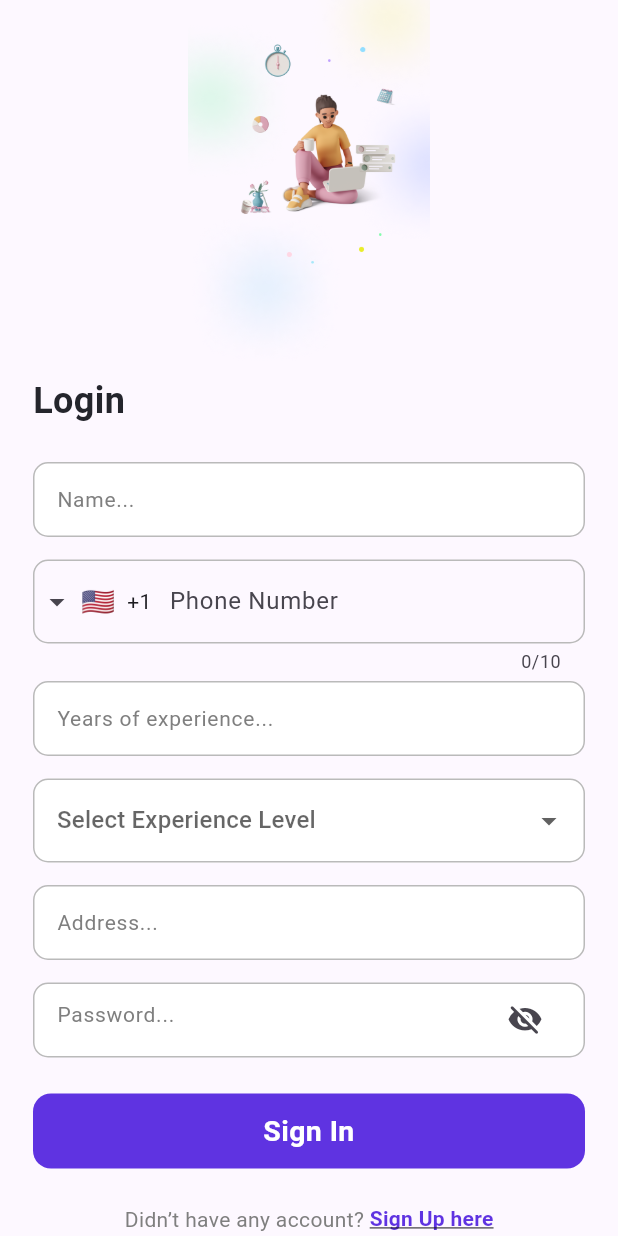
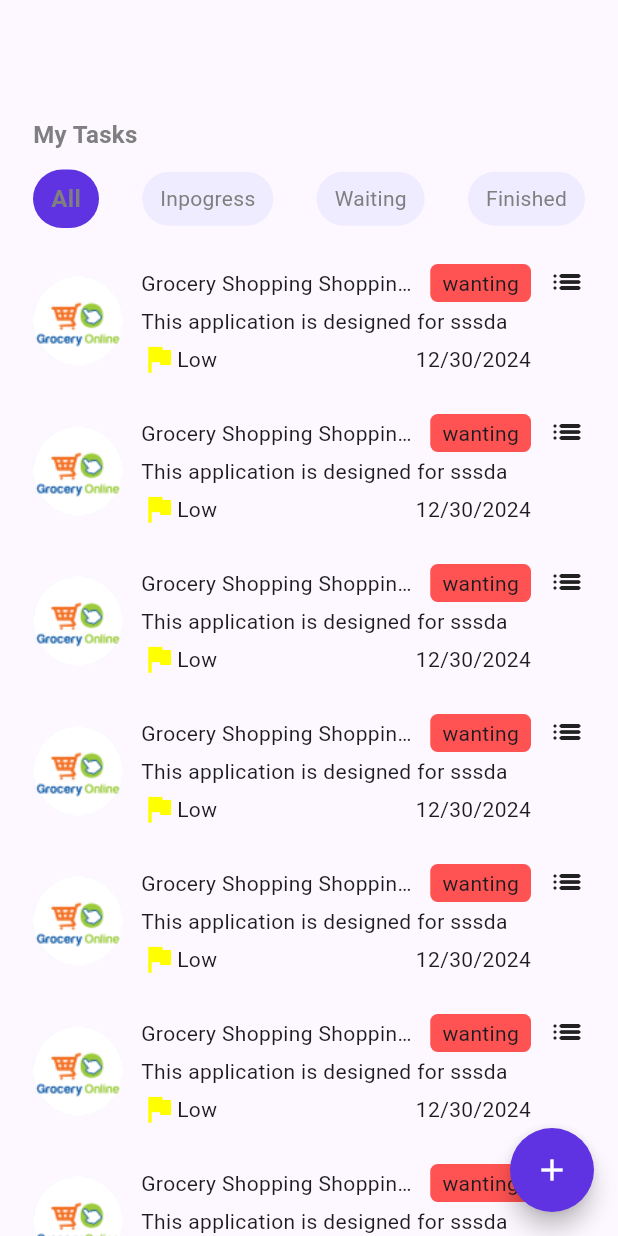
Before and after one commit to Ahmed-Faried/tasktodo, a Flutter app: the screen it shows after launch, on a phone screen of 412 x 824 dp. Run offline on Flutter 3.47's test engine with Material 3 defaults, Android fonts, the phone set to English and light mode, and no system bars; drawn by our look-alikes of intl_phone_field; our stand-ins replace animated_splash_screen, dio, flutter_bloc, shared_preferences, toastification; missing offline and left inert: window_manager; Roboto replaces fonts that are missing (DM Sans); statements that could not run were skipped.

Commit message:
HomePage Ui Done

```diff
--- a/lib/layout/Auth/SignUp/SignUpScreen.dart
+++ b/lib/layout/Auth/SignUp/SignUpScreen.dart
@@ -60,8 +60,10 @@ class _SignUpScreenState extends State<SignUpScreen> {
                         ),
                         const SizedBox(height: 15),
                         IntlPhoneField(
+
                           focusNode: focusNode,
                           decoration: InputDecoration(
+                            focusColor: Colors.white,
                             labelText: 'Phone Number',
                             hintStyle: AppStyles.styleDMSansRegular14,
                             border: OutlineInputBorder(
--- /dev/null
+++ b/lib/layout/HomePage/HomePage.dart
@@ -0,0 +1,306 @@
+import 'package:flutter/material.dart';
+import 'package:task_to_do_app/generated/assets.dart';
+import 'package:task_to_do_app/shared/resources/app_styles.dart';
+import 'package:task_to_do_app/shared/resources/color_manager.dart';
+
+class HomePage extends StatefulWidget {
+  const HomePage({super.key});
+
+  @override
+  State<HomePage> createState() => _HomePageState();
+}
+
+class _HomePageState extends State<HomePage> {
+
+  int index = 1 ;
+
+  void changeList(value){
+    setState(() {
+      index = value ;
+    });
+  }
+
+  @override
+  Widget build(BuildContext context) {
+    return Scaffold(
+
+      appBar: AppBar(),
+      body: SingleChildScrollView(
+        child: Padding(
+          padding: const EdgeInsets.all(22.0),
+          child: Column(
+            crossAxisAlignment: CrossAxisAlignment.start,
+            children:
+            [
+              const Text("My Tasks", style: AppStyles.styleDMSansBold16,),
+              const SizedBox(height: 12,),
+              Row(
+                mainAxisAlignment: MainAxisAlignment.spaceBetween,
+                children:
+                [
+                  InkWell(
+                    onTap: (){
+                      changeList(1);
+                    },
+                    child: Container(
+                        padding: const EdgeInsets.symmetric(horizontal: 12, vertical: 8),
+                        decoration: ShapeDecoration(
+                          color: index == 1 ? Color(0xFF5F33E1) : Color(0xFFF0ECFF),
+                          shape: RoundedRectangleBorder(
+                            borderRadius: BorderRadius.circular(24),
+                          ),
+                        ),                child: Center(child: Text("All" , style: index == 1 ? AppStyles.styleDMSansBold16 : AppStyles.styleDMSansBold16 ,)),
+                    ),
+                  ),
+                  InkWell(
+                    onTap: (){
+                      changeList(2);
+                    },
+                    child: Container(
+                      padding: const EdgeInsets.symmetric(horizontal: 12, vertical: 8),
+                      decoration: ShapeDecoration(
+                        color: index == 2 ? Color(0xFF5F33E1) : Color(0xFFF0ECFF),
+                        shape: RoundedRectangleBorder(
+                          borderRadius: BorderRadius.circular(24),
+                        ),
+                      ),                child: Center(child: Text("Inpogress", style: AppStyles.styleDMSansRegular16)),
+                    ),
+                  ),
+                  InkWell(
+                    onTap: (){
+                      changeList(3);
+                    },
+                    child: Container(
+                        padding: const EdgeInsets.symmetric(horizontal: 12, vertical: 8),
+                        decoration: ShapeDecoration(
+                          color: index == 3 ? Color(0xFF5F33E1) : Color(0xFFF0ECFF),
+                          shape: RoundedRectangleBorder(
+                            borderRadius: BorderRadius.circular(24),
+                          ),),
+                      child: Center(child: Text("Waiting", style: AppStyles.styleDMSansRegular16)),
+                    ),
+                  ),
+                  InkWell(
+                    onTap: (){
+                      changeList(4);
+                    },
+                    child: Container(
+                        padding: const EdgeInsets.symmetric(horizontal: 12, vertical: 8),
+                        decoration: ShapeDecoration(
+                          color: index == 4 ? Color(0xFF5F33E1) : Color(0xFFF0ECFF),
+                          shape: RoundedRectangleBorder(
+                            borderRadius: BorderRadius.circular(24),
+                          ),
+                        ),
+                      child: Center(child: Text("Finished" , style: AppStyles.styleDMSansRegular16)),
+                    ),
+                  ),
+                ],
+              ),
+              const SizedBox(height: 12,),
+              CustomCardHomePage(
+                title: "Grocery Shopping Shopping Shopping",
+                date: "12/30/2024",
+                description: "This application is designed for sssda",
+                importance: "Low",
+                processTitle: "wanting",
+                colorFlag: Colors.yellowAccent,
+                  colorProcessTitle: Colors.redAccent),
+              CustomCardHomePage(
+                title: "Grocery Shopping Shopping Shopping",
+                date: "12/30/2024",
+                description: "This application is designed for sssda",
+                importance: "Low",
+                processTitle: "wanting",
+                colorFlag: Colors.yellowAccent,
+                  colorProcessTitle: Colors.redAccent),
+              CustomCardHomePage(
+                title: "Grocery Shopping Shopping Shopping",
+                date: "12/30/2024",
+                description: "This application is designed for sssda",
+                importance: "Low",
+                processTitle: "wanting",
+                colorFlag: Colors.yellowAccent, colorProcessTitle: Colors.redAccent,),
+              CustomCardHomePage(
+                title: "Grocery Shopping Shopping Shopping",
+                date: "12/30/2024",
+                description: "This application is designed for sssda",
+                importance: "Low",
+                processTitle: "wanting",
+                colorFlag: Colors.yellowAccent, colorProcessTitle: Colors.redAccent,),
+              CustomCardHomePage(
+                title: "Grocery Shopping Shopping Shopping",
+                date: "12/30/2024",
+                description: "This application is designed for sssda",
+                importance: "Low",
+                processTitle: "wanting",
+                colorFlag: Colors.yellowAccent, colorProcessTitle: Colors.redAccent,),
+              CustomCardHomePage(
+                title: "Grocery Shopping Shopping Shopping",
+                date: "12/30/2024",
+                description: "This application is designed for sssda",
+                importance: "Low",
+                processTitle: "wanting",
+                colorFlag: Colors.yellowAccent, colorProcessTitle: Colors.redAccent,),
+              CustomCardHomePage(
+                title: "Grocery Shopping Shopping Shopping",
+                date: "12/30/2024",
+                description: "This application is designed for sssda",
+                importance: "Low",
+                processTitle: "wanting",
+                colorFlag: Colors.yellowAccent, colorProcessTitle: Colors.redAccent,),
+              CustomCardHomePage(
+                title: "Grocery Shopping Shopping Shopping",
+                date: "12/30/2024",
+                description: "This application is designed for sssda",
+                importance: "Low",
+                processTitle: "wanting",
+                colorFlag: Colors.yellowAccent, colorProcessTitle: Colors.redAccent,),
+              CustomCardHomePage(
+                title: "Grocery Shopping Shopping Shopping",
+                date: "12/30/2024",
+                description: "This application is designed for sssda",
+                importance: "Low",
+                processTitle: "wanting",
+                colorFlag: Colors.yellowAccent, colorProcessTitle: Colors.redAccent,),
+              CustomCardHomePage(
+                title: "Grocery Shopping Shopping Shopping",
+                date: "12/30/2024",
+                description: "This application is designed for sssda",
+                importance: "Low",
+                processTitle: "wanting",
+                colorFlag: Colors.yellowAccent, colorProcessTitle: Colors.redAccent,),
+              CustomCardHomePage(
+                title: "Grocery Shopping Shopping Shopping",
+                date: "12/30/2024",
+                description: "This application is designed for sssda",
+                importance: "Low",
+                processTitle: "wanting",
+                colorFlag: Colors.yellowAccent, colorProcessTitle: Colors.redAccent,),
+            ],
+          ),
+        ),
+      ),
+      floatingActionButton: FloatingActionButton(
+        shape: const CircleBorder(),
+        backgroundColor: ColorManager.primary,
+        onPressed: () {
+        },
+        child: const Icon(Icons.add , color: Colors.white,),
+      ),
+      floatingActionButtonLocation: FloatingActionButtonLocation.endFloat,
+
+    );
+  }
+}
+
+class CustomCardHomePage extends StatelessWidget {
+   CustomCardHomePage({
+    super.key,
+     required this.title,
+     required this.date,
+     required this.description,
+     required this.importance,
+     required this.processTitle,
+     required this.colorFlag,
+     required this.colorProcessTitle,
+  });
+
+  String title;
+  String description;
+  String processTitle;
+   Color colorProcessTitle;
+  String importance;
+  String date;
+  Color colorFlag ;
+
+
+  @override
+  Widget build(BuildContext context) {
+    return SizedBox(
+      height: 100,
+      child: Padding(
+        padding: const EdgeInsets.symmetric(vertical: 12.0),
+        child: Expanded(
+          child: Row(
+            mainAxisAlignment: MainAxisAlignment.start,
+            crossAxisAlignment: CrossAxisAlignment.start,
+
+            children:
+            [
+              Column(
+                mainAxisAlignment: MainAxisAlignment.center,
+                children: [
+                  CircleAvatar(
+                      radius: 30,
+                      child: Image.asset(Assets.imagesMarket ,))
+                ],
+              ),
+              SizedBox(width: 12,),
+              Expanded(
+                child: Column(
+                  crossAxisAlignment: CrossAxisAlignment.start,
+
+                  children: [
+                     Expanded(
+                      child: Row(
+                        mainAxisAlignment: MainAxisAlignment.start,
+                        children:
+                        [
+                           Expanded(child: Text(title,overflow: TextOverflow.ellipsis,)),
+                           SizedBox(width: 5,),
+                           Container(
+                              decoration: BoxDecoration(
+                                color: colorProcessTitle,
+                                borderRadius: BorderRadius.circular(5)
+                              )
+                              ,child:  Padding(
+                                padding: const EdgeInsets.symmetric(horizontal: 8),
+                                child: Center(child: Text(processTitle)),
+                              )),
+                        ],
+                      ),
+                    ),
+                      Expanded(
+                       child: Row(
+                        mainAxisAlignment: MainAxisAlignment.start,
+
+                        children:
+                        [
+                          Expanded(child: Text(description , overflow: TextOverflow.ellipsis,)),
+                        ],
+                                                 ),
+                     ),
+                      Expanded(
+                       child: Row(
+                        mainAxisAlignment: MainAxisAlignment.spaceBetween,
+                        children:
+                        [
+                          Row(
+                            children: [
+                              Icon(Icons.flag , color: colorFlag,),
+                              Text(importance),
+                            ],
+                          ),
+                          Text(date),
+
+                        ],
+                                           ),
+                     ),
+
+                  ],
+                ),
+              ),
+              const SizedBox(width: 12,),
+              const Column(
+                children: [
+                  Icon(Icons.list_rounded ,)
+                ],
+              )
+            ],
+          ),
+        ),
+      ),
+    );
+  }
+}
--- /dev/null
+++ b/lib/layout/Profile/Profile.dart
@@ -0,0 +1,89 @@
+import 'package:flutter/material.dart';
+
+class Profile extends StatelessWidget {
+  const Profile({super.key});
+
+  @override
+  Widget build(BuildContext context) {
+    return  Scaffold(
+      appBar: AppBar(),
+      body: Padding(
+        padding: const EdgeInsets.symmetric(horizontal: 24.0),
+        child: Column(
+          children:
+          [
+            CustomProfileContainer(title: "Name",data: "Ahmed faried",),
+            CustomProfileContainer(title: "Phone",data: "+20 1151031054",),
+            CustomProfileContainer(title: "Level",data: "Senior",),
+            CustomProfileContainer(title: "Years of experience",data: "7 years",),
+            CustomProfileContainer(title: "Location",data: "Fayyum, Egypt",),
+          ],
+        ),
+      ),
+    );
+  }
+}
+
+class CustomProfileContainer extends StatelessWidget {
+  CustomProfileContainer({
+    super.key,
+    required this.title,
+    required this.data
+
+  });
+    String title ;
+    String data ;
+  @override
+  Widget build(BuildContext context) {
+    return Padding(
+      padding: const EdgeInsets.only(bottom: 15),
+      child: Container(
+        height: 68,
+        padding: const EdgeInsets.symmetric(horizontal: 15,),
+        decoration: ShapeDecoration(
+          color: Color(0xFFF5F5F5),
+          shape: RoundedRectangleBorder(
+            borderRadius: BorderRadius.circular(10),
+          ),
+        ),
+        child:  Column(
+          mainAxisSize: MainAxisSize.min,
+          mainAxisAlignment: MainAxisAlignment.center,
+          crossAxisAlignment: CrossAxisAlignment.start,
+          children: [
+            SizedBox(
+              width: double.infinity,
+              child: Text(
+                title,
+                style: const TextStyle(
+                  color: Color(0x662F2F2F),
+                  fontSize: 12,
+                  fontFamily: 'DM Sans',
+                  fontWeight: FontWeight.w500,
+                  height: 0.11,
+
+                  letterSpacing: 0.20,
+                ),
+              ),
+            ),
+            const SizedBox(height: 4),
+            SizedBox(
+              width: double.infinity,
+              child: Text(
+                data,
+                style: const TextStyle(
+                  color: Color(0x992F2F2F),
+                  fontSize: 18,
+                  fontFamily: 'DM Sans',
+                  fontWeight: FontWeight.w700,
+
+                  letterSpacing: 0.20,
+                ),
+              ),
+            ),
+          ],
+        ),
+      ),
+    );
+  }
+}
--- a/lib/main.dart
+++ b/lib/main.dart
@@ -10,6 +10,8 @@ import 'package:window_manager/window_manager.dart';
 import 'layout/Auth/SignIn/LoginScreen.dart';
 import 'layout/Auth/SignUp/SignUpScreen.dart';
 import 'layout/Home View/cubit/homeview_cubit.dart';
+import 'layout/HomePage/HomePage.dart';
+import 'layout/Profile/Profile.dart';
 
 Future<void> main() async{
   runApp(const MyApp());
@@ -75,7 +77,7 @@ class MyApp extends StatelessWidget {
             useMaterial3: true,
           ),
           title: 'ToDoApp',
-          home:   SignUpScreen(),
+          home:   HomePage(),
           // home:   AnimatedSplashScreen(
           //   splash: Image.asset(Assets.imagesLogo),
           //   nextScreen:  OnBoarding(),
```
Also changed, not shown: assets/images/Market.png (added), lib/generated/assets.dart.
